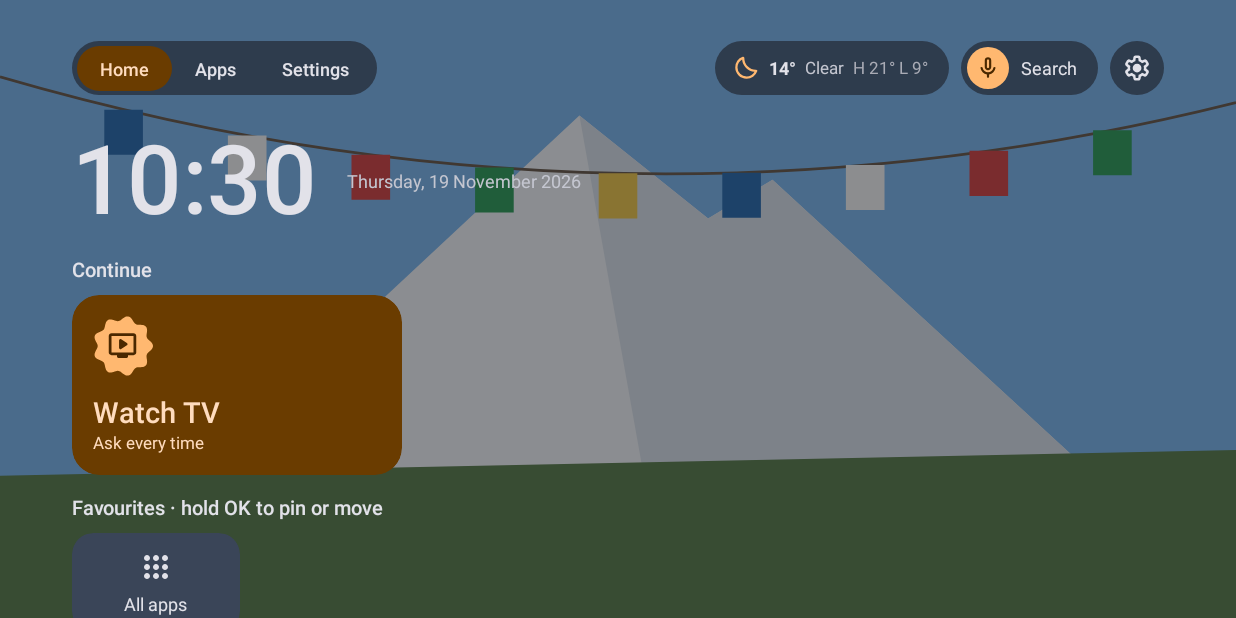
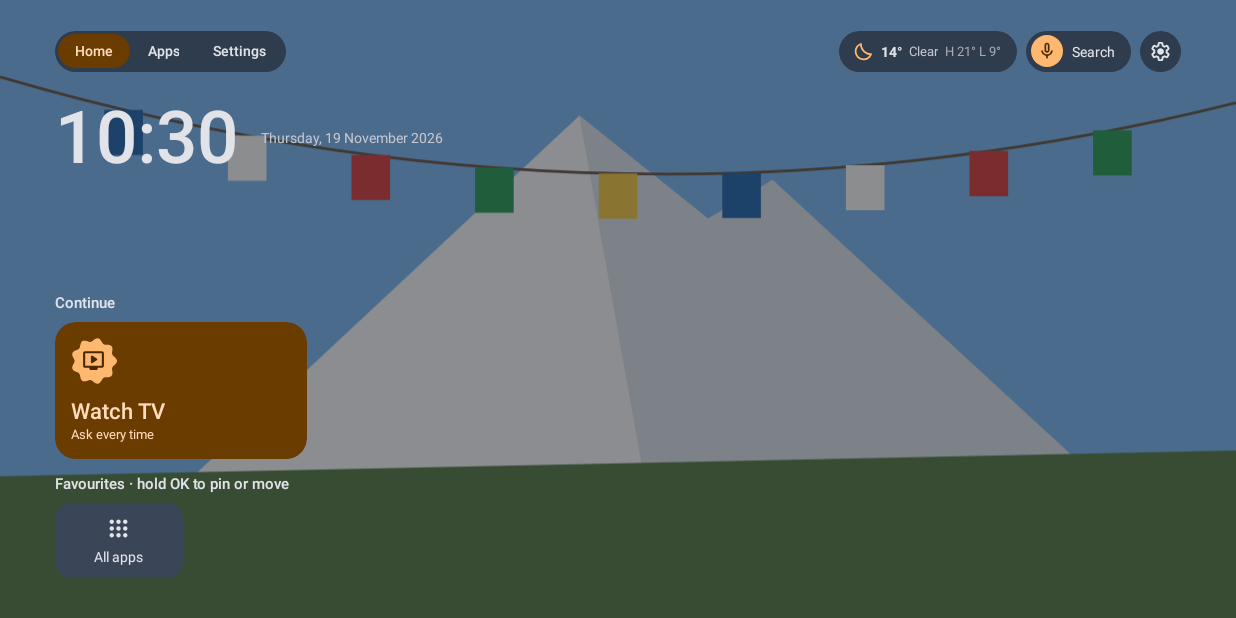
Before and after one commit to exendahal/summit_android_tv_launcher, an Android app: the fragment SettingsFragment placed in its activity, after a tap on "Home", on a phone screen of 824 x 412 dp (held sideways). Run offline under Robolectric (Android 15) with nearby library versions, the phone set to English and light mode, and no system bars; pictures from the network do not load.

Commit message:
feat(wallpaper): separate screensaver wallpaper, daily pictures and tablet testing
- Settings > Screensaver > Wallpaper: its own wallpaper, or "Same as Home"
  (default). Home and the screensaver keep separate My picture files.
- Wikimedia and NASA daily wallpapers for Home and the screensaver: fetched
  once a day (retried hourly), kept for offline use, with the author and
  licence credit shown over the picture. NASA uses Image of the Day, as APOD's
  API is broken and its pictures are mostly the photographers' copyright.
- Online wallpapers removed from the repository's wallpapers folder are
  removed from TVs too: the list is checked daily on Home and when the
  wallpaper grid opens, their files are deleted, and Home or the screensaver
  using one goes back to the default.
- Phones and tablets lay out like a 960x540 dp TV with the system bars
  hidden, so UI changes can be tried without a TV.

```diff
--- a/app/src/main/java/np/exendahal/summitlauncher/AmbientDreamService.java
+++ b/app/src/main/java/np/exendahal/summitlauncher/AmbientDreamService.java
@@ -52,7 +52,10 @@ public class AmbientDreamService extends DreamService {
         ThemeController.apply(themed);
         root = LayoutInflater.from(themed).inflate(R.layout.dream, null);
         setContentView(root);
-        ThemeController.bindWallpaper(themed, (ImageView) root.findViewById(R.id.wallpaper), null, null);
+        ThemeController.bindScreensaverWallpaper(themed, root.findViewById(R.id.wallpaper), root.findViewById(R.id.credit));
+        // a new daily picture may be due; the TV often sits in the screensaver all day
+        DailyWallpapers.refreshInUse(this, () -> { if (root != null)
+                ThemeController.bindScreensaverWallpaper(themed, root.findViewById(R.id.wallpaper), root.findViewById(R.id.credit)); });
         Ui.scaleText(root, Prefs.get(this).decimal(Prefs.TEXT_SCALE));
         Weather.IO.execute(() -> {
             String line = weatherLine(getApplicationContext(), Weather.load(getApplicationContext()));
--- a/app/src/main/java/np/exendahal/summitlauncher/HomeActivity.java
+++ b/app/src/main/java/np/exendahal/summitlauncher/HomeActivity.java
@@ -39,6 +39,7 @@ public class HomeActivity extends AppCompatActivity {
             if (ThemeController.isDark(HomeActivity.this) != dark) { recreate(); return; } // Auto by time flip
             Screen s = screen();
             if (s != null) s.onTick();
+            DailyWallpapers.refreshInUse(HomeActivity.this, HomeActivity.this::bindWallpaper);
         }
     };
 
@@ -51,12 +52,22 @@ public class HomeActivity extends AppCompatActivity {
     };
 
     @Override
+    protected void attachBaseContext(Context base) {
+        super.attachBaseContext(Ui.tvSized(base)); // phones and tablets lay out like a 1080p TV
+    }
+
+    @Override
     protected void onCreate(Bundle savedInstanceState) {
         ThemeController.apply(this);
         dark = ThemeController.isDark(this);
         super.onCreate(null); // stateNotNeeded: screens are rebuilt from settings, not restored
         applyLocale();
         setContentView(R.layout.activity_home);
+        if (!Ui.isTv(this)) { // full screen like a TV; a swipe from the edge shows the bars for a moment
+            androidx.core.view.WindowInsetsControllerCompat bars = androidx.core.view.WindowCompat.getInsetsController(getWindow(), getWindow().getDecorView());
+            bars.hide(androidx.core.view.WindowInsetsCompat.Type.systemBars());
+            bars.setSystemBarsBehavior(androidx.core.view.WindowInsetsControllerCompat.BEHAVIOR_SHOW_TRANSIENT_BARS_BY_SWIPE);
+        }
         bindWallpaper();
         if (!Prefs.get(this).bool(Prefs.SETUP_COMPLETED)) current = SETUP; // first run (PRD 6.1)
         show(current, false);
@@ -104,6 +115,8 @@ public class HomeActivity extends AppCompatActivity {
     protected void onResume() {
         super.onResume();
         if (ThemeController.isDark(this) != dark) { recreate(); return; }
+        DailyWallpapers.refreshInUse(this, this::bindWallpaper);
+        refreshOnlineWallpapers();
         Prefs p = Prefs.get(this);
         if (p.bool(Prefs.BOOT_PENDING) && p.bool(Prefs.SETUP_COMPLETED)) { // "Open when TV starts" (PRD 6.9)
             p.set(Prefs.BOOT_PENDING, "false");
@@ -159,8 +172,24 @@ public class HomeActivity extends AppCompatActivity {
         return f instanceof Screen ? (Screen) f : null;
     }
 
+    /** Daily check of the online wallpaper list; Home is rebuilt if its wallpaper was removed from it. */
+    private void refreshOnlineWallpapers() {
+        Context app = getApplicationContext();
+        String before = Prefs.get(this).str(Prefs.WALLPAPER);
+        Weather.IO.execute(() -> {
+            if (!OnlineWallpapers.refresh(app, OnlineWallpapers.DAY_MS)) return;
+            handler.post(() -> {
+                if (isDestroyed()) return;
+                Screen s = screen();
+                if (s instanceof SettingsFragment) s.onTick(); // the screensaver preview may have changed
+                if (!before.equals(Prefs.get(this).str(Prefs.WALLPAPER))) onSettingChanged(Prefs.WALLPAPER);
+            });
+        });
+    }
+
     public void bindWallpaper() {
         ThemeController.bindWallpaper(this, findViewById(R.id.wallpaper), findViewById(R.id.tint), findViewById(R.id.dim));
+        DailyWallpapers.bindCredit(findViewById(R.id.credit), Prefs.get(this).str(Prefs.WALLPAPER));
     }
 
     /** Applies a settings change everywhere (PRD 6.6: changes apply instantly). */
--- a/app/src/main/java/np/exendahal/summitlauncher/Prefs.java
+++ b/app/src/main/java/np/exendahal/summitlauncher/Prefs.java
@@ -29,7 +29,7 @@ public final class Prefs {
             TILE_SIZE = "tile_size", TILE_SHAPE = "tile_shape", TILE_LABELS = "tile_labels",
             SCORE_LEAGUES = "score_leagues", SCORE_MAX = "score_max", SCORE_LIVE_FIRST = "score_live_first",
             SCORE_STALE = "score_stale", AMBIENT_SCORES = "ambient_scores", AMBIENT_SHIFT = "ambient_shift",
-            AMBIENT_NIGHT_DIM = "ambient_night_dim";
+            AMBIENT_NIGHT_DIM = "ambient_night_dim", AMBIENT_WALLPAPER = "ambient_wallpaper";
 
     /** Non-setting state kept in the same file; untouched by {@link #reset()}. */
     public static final String FAVOURITES = "favourites", BANNER_DISMISSED = "default_banner_dismissed",
@@ -47,7 +47,7 @@ public final class Prefs {
                 {LIVE_APP, "ask"}, {LIVE_ON_BOOT, "false"}, {TILE_SIZE, "medium"}, {TILE_SHAPE, "rounded"},
                 {TILE_LABELS, "false"}, {SCORE_LEAGUES, "npl,pl,laliga,ucl"}, {SCORE_MAX, "4"},
                 {SCORE_LIVE_FIRST, "true"}, {SCORE_STALE, "unavailable"}, {AMBIENT_SCORES, "true"},
-                {AMBIENT_SHIFT, "true"}, {AMBIENT_NIGHT_DIM, "true"},
+                {AMBIENT_SHIFT, "true"}, {AMBIENT_NIGHT_DIM, "true"}, {AMBIENT_WALLPAPER, "same"},
         };
         for (String[] kv : d) DEFAULTS.put(kv[0], kv[1]);
         // PRD 9: device locale if supported, else English. v1 ships en + ne translations.
--- a/app/src/main/java/np/exendahal/summitlauncher/Preview.java
+++ b/app/src/main/java/np/exendahal/summitlauncher/Preview.java
@@ -39,7 +39,7 @@ final class Preview {
         if (box.getWidth() == 0) return;
         Context c = box.getContext();
         View dream = LayoutInflater.from(c).inflate(R.layout.dream, box, false);
-        ThemeController.bindWallpaper(c, dream.findViewById(R.id.wallpaper), null, null);
+        ThemeController.bindScreensaverWallpaper(c, dream.findViewById(R.id.wallpaper), dream.findViewById(R.id.credit));
         Ui.scaleText(dream, Prefs.get(c).decimal(Prefs.TEXT_SCALE));
         AmbientDreamService.bind(c, dream, null, null);
         place(box, dream);
--- a/app/src/main/java/np/exendahal/summitlauncher/ThemeController.java
+++ b/app/src/main/java/np/exendahal/summitlauncher/ThemeController.java
@@ -106,7 +106,7 @@ public final class ThemeController {
         if (p.is(Prefs.THEME_COLOUR, "green")) return "terai";
         if (p.is(Prefs.THEME_COLOUR, "custom")) return p.str(Prefs.THEME_CUSTOM);
         String wallpaper = p.str(Prefs.WALLPAPER);
-        if (wallpaper.equals("custom") || wallpaper.startsWith(OnlineWallpapers.PREFIX)) { // colour taken from the picture
+        if (wallpaper.equals("custom") || wallpaper.startsWith(OnlineWallpapers.PREFIX) || DailyWallpapers.is(wallpaper)) { // colour taken from the picture
             return p.str(Prefs.WALLPAPER_SEED).isEmpty() ? "mountain" : p.str(Prefs.WALLPAPER_SEED);
         }
         switch (wallpaper) {
@@ -148,12 +148,24 @@ public final class ThemeController {
         return !id.equals("mountains") && !id.equals("ridge") && !id.equals("plain");
     }
 
-    /** Binds wallpaper, tint and dim views. Any argument may be null. */
+    /** Binds Home's wallpaper, tint and dim views. Any argument may be null. */
     public static void bindWallpaper(Context c, ImageView wallpaper, View tint, View dim) {
+        bindWallpaper(c, Prefs.WALLPAPER, wallpaper, tint, dim);
+    }
+
+    /** Binds the screensaver's wallpaper and its credit (for daily pictures): its own choice, or Home's when set to "same". */
+    public static void bindScreensaverWallpaper(Context c, ImageView wallpaper, android.widget.TextView credit) {
+        String key = Prefs.get(c).is(Prefs.AMBIENT_WALLPAPER, "same") ? Prefs.WALLPAPER : Prefs.AMBIENT_WALLPAPER;
+        bindWallpaper(c, key, wallpaper, null, null);
+        DailyWallpapers.bindCredit(credit, Prefs.get(c).str(key));
+    }
+
+    private static void bindWallpaper(Context c, String key, ImageView wallpaper, View tint, View dim) {
         Prefs p = Prefs.get(c);
-        String id = p.str(Prefs.WALLPAPER);
-        Bitmap picture = "custom".equals(id) ? CustomWallpaper.bitmap(c)
+        String id = p.str(key);
+        Bitmap picture = "custom".equals(id) ? CustomWallpaper.bitmap(c, key)
                 : id.startsWith(OnlineWallpapers.PREFIX) ? OnlineWallpapers.bitmap(c, id.substring(OnlineWallpapers.PREFIX.length()))
+                : DailyWallpapers.is(id) ? DailyWallpapers.bitmap(c, id.substring(DailyWallpapers.PREFIX.length()))
                 : null;
         if (wallpaper != null) {
             if (picture != null) wallpaper.setImageBitmap(picture); else wallpaper.setImageResource(wallpaperRes(id));
--- a/app/src/main/java/np/exendahal/summitlauncher/Ui.java
+++ b/app/src/main/java/np/exendahal/summitlauncher/Ui.java
@@ -29,6 +29,30 @@ import java.util.Locale;
 
 /** Small shared UI helpers: units, theme colours, focus visuals, digits and date text. */
 public final class Ui {
+    public static boolean isTv(Context c) {
+        return c.getPackageManager().hasSystemFeature(android.content.pm.PackageManager.FEATURE_LEANBACK);
+    }
+
+    /** The screen a 1080p TV gives layouts, in dp. */
+    private static final float TV_W_DP = 960f, TV_H_DP = 540f;
+
+    /**
+     * On phones and tablets (for trying UI changes without a TV) rescales dp so the screen is at least 960x540 dp,
+     * like a 1080p TV, so every layout fits as it does there, only scaled. TVs are returned unchanged.
+     */
+    public static Context tvSized(Context c) {
+        if (isTv(c)) return c;
+        android.util.DisplayMetrics m = c.getResources().getDisplayMetrics();
+        int w = m.widthPixels, h = m.heightPixels;
+        float density = Math.min(Math.max(w, h) / TV_W_DP, Math.min(w, h) / TV_H_DP);
+        android.content.res.Configuration cfg = new android.content.res.Configuration(c.getResources().getConfiguration());
+        cfg.densityDpi = Math.round(density * android.util.DisplayMetrics.DENSITY_DEFAULT);
+        cfg.screenWidthDp = Math.round(w / density);
+        cfg.screenHeightDp = Math.round(h / density);
+        cfg.smallestScreenWidthDp = Math.round(Math.min(w, h) / density);
+        return c.createConfigurationContext(cfg);
+    }
+
     private Ui() {}
 
     public static int px(Context c, int dimenRes) { return c.getResources().getDimensionPixelSize(dimenRes); }
--- a/app/src/main/res/layout/activity_home.xml
+++ b/app/src/main/res/layout/activity_home.xml
@@ -9,4 +9,8 @@
     <View android:id="@+id/dim" android:layout_width="match_parent" android:layout_height="match_parent"
         android:background="@color/dim" android:alpha="0" />
     <FrameLayout android:id="@+id/content" android:layout_width="match_parent" android:layout_height="match_parent" />
+    <!-- Author and licence of a daily wallpaper (Wikimedia's CC BY-SA pictures require it); hidden otherwise -->
+    <TextView android:id="@+id/credit" style="@style/Himal.Caption" android:layout_width="wrap_content" android:layout_height="wrap_content"
+        android:layout_gravity="bottom|end" android:layout_marginEnd="@dimen/pad_h" android:layout_marginBottom="12dp"
+        android:maxWidth="560dp" android:maxLines="1" android:ellipsize="end" android:alpha="0.7" android:visibility="gone" />
 </FrameLayout>
--- a/app/src/main/res/layout/dream.xml
+++ b/app/src/main/res/layout/dream.xml
@@ -20,4 +20,8 @@
         <TextView style="@style/Himal.Caption" android:layout_width="wrap_content" android:layout_height="wrap_content"
             android:layout_marginTop="4dp" android:text="@string/press_any" />
     </LinearLayout>
+    <!-- Author and licence of a daily wallpaper (Wikimedia's CC BY-SA pictures require it); hidden otherwise -->
+    <TextView android:id="@+id/credit" style="@style/Himal.Caption" android:layout_width="wrap_content" android:layout_height="wrap_content"
+        android:layout_gravity="bottom|end" android:layout_marginEnd="@dimen/pad_h" android:layout_marginBottom="12dp"
+        android:maxWidth="560dp" android:maxLines="1" android:ellipsize="end" android:alpha="0.7" android:visibility="gone" />
 </FrameLayout>
--- a/app/src/main/res/values/strings.xml
+++ b/app/src/main/res/values/strings.xml
@@ -116,6 +116,9 @@
     <string name="screensaver_setup_title">One-time setup needed</string>
     <string name="screensaver_setup_body">This TV doesn\'t let apps change the screensaver on their own. Connect a computer once and run:\n\nadb shell pm grant np.exendahal.summitlauncher android.permission.WRITE_SECURE_SETTINGS\n\nThen turn this on again.</string>
     <string name="wallpaper_custom">My picture</string>
+    <string name="wallpaper_wikimedia">Wikimedia daily</string>
+    <string name="wallpaper_nasa">NASA daily</string>
+    <string name="wallpaper_same">Same as Home</string>
     <string name="wallpaper_download_failed">Couldn\'t download that wallpaper. Check the internet connection.</string>
     <string name="picture_allow">Allow access to pictures</string>
     <string name="picture_denied">Allow Photos access in Settings › Apps › Summit › Permissions.</string>
```
Also changed, not shown: app/src/main/java/np/exendahal/summitlauncher/CustomWallpaper.java (+16 -12 lines), app/src/main/java/np/exendahal/summitlauncher/DailyWallpapers.java (added, +184 -0 lines), app/src/main/java/np/exendahal/summitlauncher/OnlineWallpapers.java (+43 -15 lines), app/src/main/java/np/exendahal/summitlauncher/SettingsFragment.java (+104 -47 lines), 42 other files.
